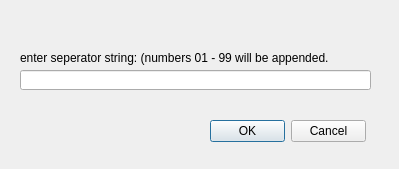
The window that Separator_dialog.ui (Lordyphon2021/FirmwareVersionsWrapper) describes before a commit, drawn with Qt 5.
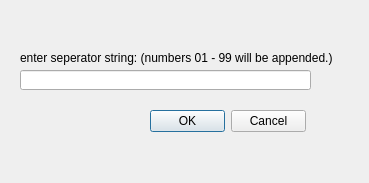
The same window after the commit.

Commit message: added separator string dialog

```diff
--- a/Separator_dialog.ui
+++ b/Separator_dialog.ui
@@ -6,8 +6,8 @@
    <rect>
     <x>0</x>
     <y>0</y>
-    <width>399</width>
-    <height>169</height>
+    <width>369</width>
+    <height>183</height>
    </rect>
   </property>
   <property name="windowTitle">
@@ -23,7 +23,7 @@
     </rect>
    </property>
    <property name="text">
-    <string>enter seperator string: (numbers 01 - 99 will be appended.</string>
+    <string>enter seperator string: (numbers 01 - 99 will be appended.)</string>
    </property>
   </widget>
   <widget class="QLineEdit" name="lineEditSeparator">
@@ -31,7 +31,7 @@
     <rect>
      <x>20</x>
      <y>70</y>
-     <width>351</width>
+     <width>291</width>
      <height>20</height>
     </rect>
    </property>
@@ -39,8 +39,8 @@
   <widget class="QDialogButtonBox" name="buttonBox">
    <property name="geometry">
     <rect>
-     <x>210</x>
-     <y>120</y>
+     <x>150</x>
+     <y>110</y>
      <width>156</width>
      <height>23</height>
     </rect>
```
